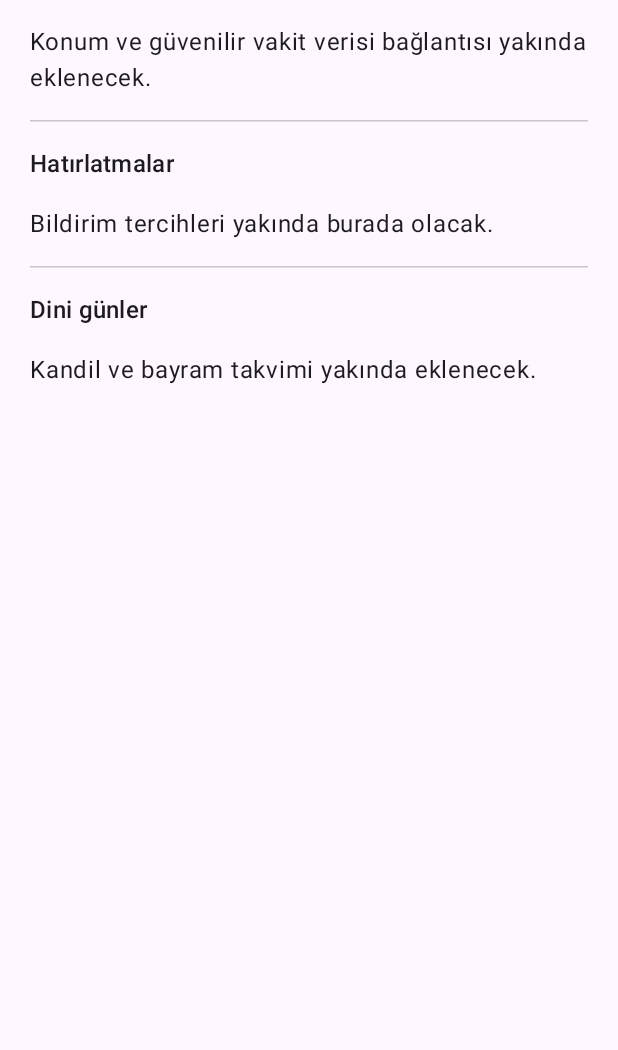
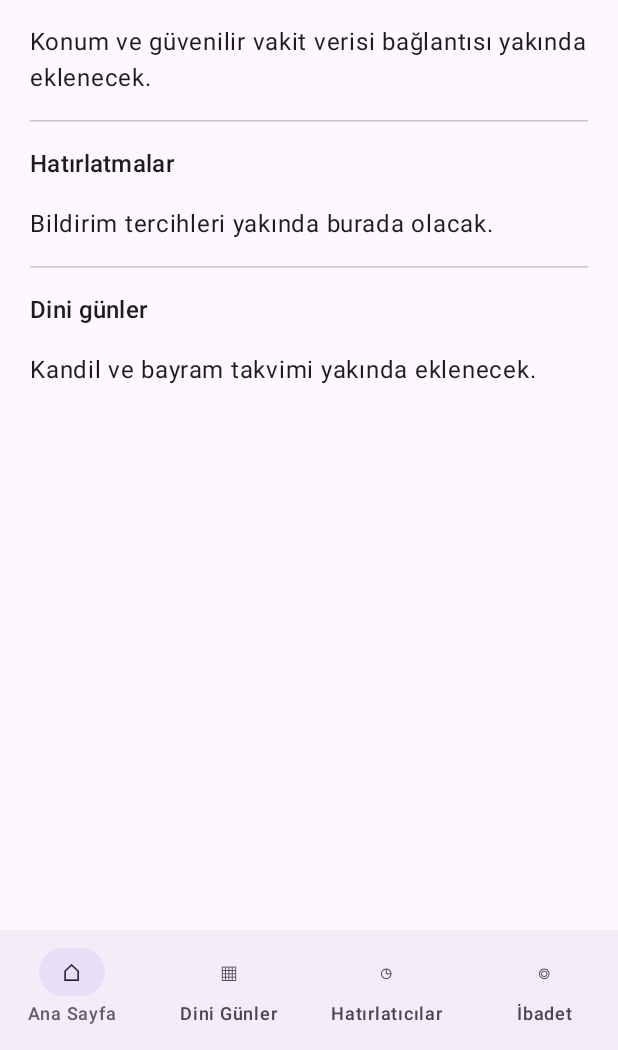
Before and after one commit to caglar-yildiz/Namaz, an Android app built with Jetpack Compose: the screen it shows after launch (MainActivity), on a phone screen of 412 x 824 dp, the part 186-1236 px from its top. Run offline under Robolectric (Android 15) with nearby library versions, the phone set to English and light mode, and no system bars.

Commit message:
feat: add four-tab navigation preserving home screen

```diff
--- a/app/src/main/java/com/namaz/app/MainActivity.kt
+++ b/app/src/main/java/com/namaz/app/MainActivity.kt
@@ -5,21 +5,69 @@ import androidx.activity.ComponentActivity
 import androidx.activity.compose.setContent
 import androidx.compose.foundation.layout.*
 import androidx.compose.material3.*
-import androidx.compose.runtime.Composable
+import androidx.compose.runtime.*
 import androidx.compose.ui.Modifier
 import androidx.compose.ui.unit.dp
 
 class MainActivity : ComponentActivity() {
     override fun onCreate(savedInstanceState: Bundle?) {
         super.onCreate(savedInstanceState)
-        setContent { MaterialTheme { NamazHome() } }
+        setContent { MaterialTheme { NamazApp() } }
+    }
+}
+
+private enum class Tab(val label: String, val icon: String) {
+    HOME("Ana Sayfa", "⌂"),
+    DAYS("Dini Günler", "▦"),
+    REMINDERS("Hatırlatıcılar", "◷"),
+    WORSHIP("İbadet", "◎")
+}
+
+@Composable
+fun NamazApp() {
+    var current by remember { mutableStateOf(Tab.HOME) }
+    Scaffold(bottomBar = {
+        NavigationBar {
+            Tab.entries.forEach { tab ->
+                NavigationBarItem(
+                    selected = current == tab,
+                    onClick = { current = tab },
+                    icon = { Text(tab.icon) },
+                    label = { Text(tab.label) }
+                )
+            }
+        }
+    }) { innerPadding ->
+        Box(Modifier.fillMaxSize().padding(innerPadding)) {
+            when (current) {
+                Tab.HOME -> NamazHome()
+                Tab.DAYS -> ReligiousDaysScreen()
+                Tab.REMINDERS -> Placeholder("Hatırlatıcılar")
+                Tab.WORSHIP -> Placeholder("İbadet")
+            }
+        }
     }
 }
 
 @Composable
+private fun Placeholder(title: String) {
+    Column(Modifier.padding(20.dp)) {
+        Text(title, style = MaterialTheme.typography.headlineMedium)
+        Text("Bu bölüm sonraki aşamada geliştirilecek.")
+    }
+}
+
+// Existing home screen content is retained.
+@Composable
 fun NamazHome() {
-    Scaffold(topBar = { Surface(tonalElevation = 3.dp) { Text("Namaz", modifier = Modifier.padding(20.dp), style = MaterialTheme.typography.headlineMedium) } }) { padding ->
-        Column(modifier = Modifier.fillMaxSize().padding(padding).padding(20.dp), verticalArrangement = Arrangement.spacedBy(16.dp)) {
+    Scaffold(topBar = {
+        Surface(tonalElevation = 3.dp) {
+            Text("Namaz", modifier = Modifier.padding(20.dp),
+                style = MaterialTheme.typography.headlineMedium)
+        }
+    }) { padding ->
+        Column(modifier = Modifier.fillMaxSize().padding(padding).padding(20.dp),
+            verticalArrangement = Arrangement.spacedBy(16.dp)) {
             Text("Namaz vakitleri", style = MaterialTheme.typography.titleLarge)
             Text("Konum ve güvenilir vakit verisi bağlantısı yakında eklenecek.")
             HorizontalDivider()
```
